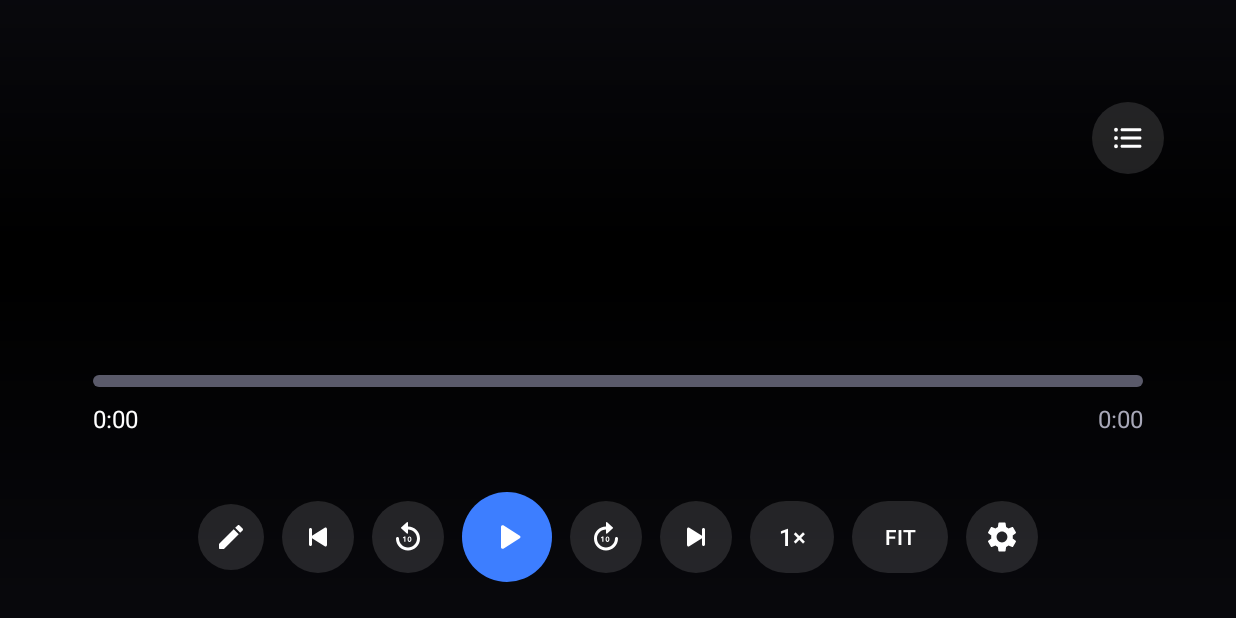
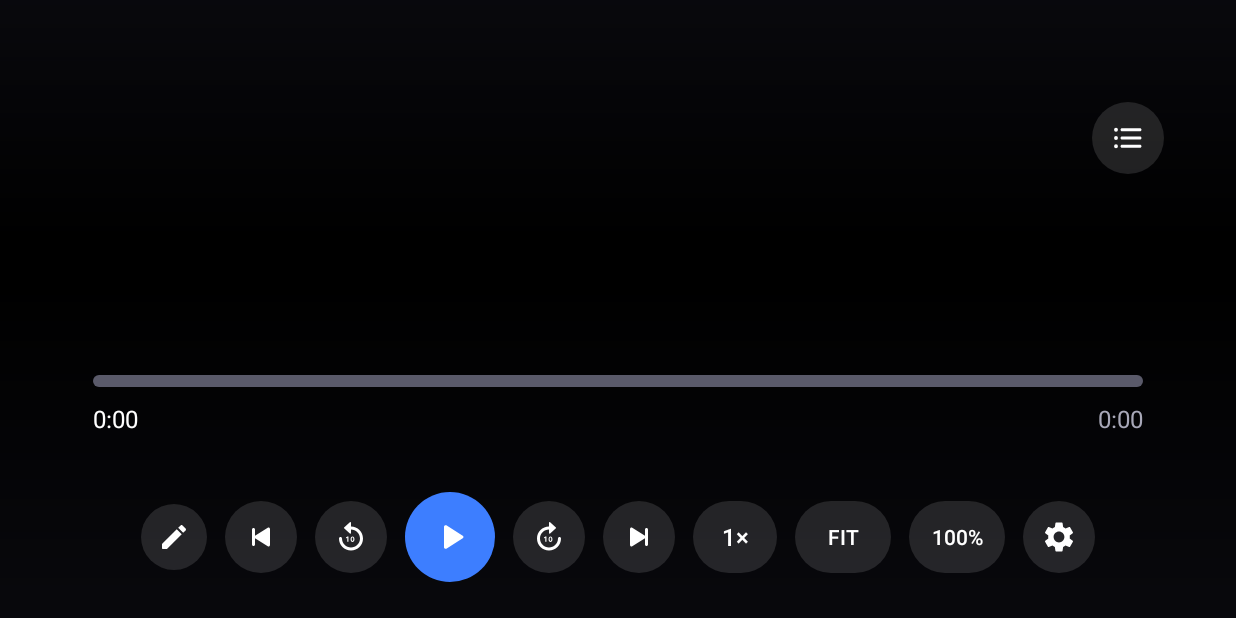
Before and after one commit to aidarmk-tech/ai, an Android app: the PlayerActivity screen opened directly, with no data from a screen before it, on a phone screen of 824 x 412 dp (held sideways). Run offline under Robolectric (Android 15) with nearby library versions, the phone set to English and light mode, and no system bars; our stand-ins replace Dagger/Hilt's generated code; libraries missing offline, so code that uses them is left out: org.videolan.libvlc; plain views replace VLCVideoLayout; pictures from the network do not load; 1 statement that could not run was skipped.

Commit message:
feat(iptv+audio): channel-number zapping and volume boost up to 200%
- IPTV: type a channel number on the remote → on-screen number overlay, then
  jump to that channel after a short pause (zapToChannel). Tracks the previous
  channel for a future last-channel toggle.
- Volume boost button cycles 100/125/150/200%: libVLC via software gain
  (setVolume 0–200), ExoPlayer via a LoudnessEnhancer audio effect (gain in mB
  from 20·log10(ratio)); released with the player/on VLC fallback. Re-applied
  after each media (re)load.

```diff
--- a/lampa-player-native/app/src/main/kotlin/com/lampplayer/tv/engine/VlcController.kt
+++ b/lampa-player-native/app/src/main/kotlin/com/lampplayer/tv/engine/VlcController.kt
@@ -166,6 +166,9 @@ class VlcController(
     override fun seekTo(ms: Long) { mediaPlayer.time = ms.coerceAtLeast(0) }
     override fun setRate(rate: Float) { mediaPlayer.rate = rate }
 
+    /** libVLC supports software gain up to 200% via the audio volume (0..200). */
+    fun setVolume(percent: Int) { runCatching { mediaPlayer.setVolume(percent.coerceIn(0, 200)) } }
+
     override fun audioTracks(): List<EngineTrack> =
         mediaPlayer.audioTracks?.map { EngineTrack(it.id, it.name) } ?: emptyList()
 
--- a/lampa-player-native/app/src/main/res/layout/activity_player.xml
+++ b/lampa-player-native/app/src/main/res/layout/activity_player.xml
@@ -291,6 +291,18 @@
                         android:contentDescription="Соотношение / зум"
                         android:focusable="true" android:layout_marginHorizontal="6dp" />
 
+                    <Button android:id="@+id/btn_volume"
+                        android:layout_width="wrap_content" android:layout_height="48dp"
+                        android:minWidth="64dp"
+                        android:paddingHorizontal="12dp"
+                        android:text="100%"
+                        android:textColor="@color/text_primary"
+                        android:textSize="14sp"
+                        android:textAllCaps="false"
+                        android:background="@drawable/bg_button"
+                        android:contentDescription="Громкость"
+                        android:focusable="true" android:layout_marginHorizontal="6dp" />
+
                     <ImageButton android:id="@+id/btn_settings"
                         android:layout_width="48dp" android:layout_height="48dp"
                         android:src="@drawable/ic_settings"
@@ -331,6 +343,24 @@
             android:textSize="48sp"
             android:fontFamily="sans-serif-medium" />
     </LinearLayout>
+
+    <!-- ═══ Channel-number zap overlay (IPTV: type a number on the remote) ═══ -->
+    <TextView
+        android:id="@+id/tv_zap_number"
+        android:layout_width="wrap_content"
+        android:layout_height="wrap_content"
+        android:layout_gravity="top|end"
+        android:layout_marginTop="120dp"
+        android:layout_marginEnd="@dimen/safe_margin"
+        android:background="@drawable/bg_channel_card"
+        android:textColor="@color/text_primary"
+        android:textSize="56sp"
+        android:fontFamily="sans-serif-medium"
+        android:minWidth="120dp"
+        android:gravity="center"
+        android:paddingHorizontal="28dp"
+        android:paddingVertical="12dp"
+        android:visibility="gone" />
 
     <!-- Skip Intro -->
     <Button android:id="@+id/btn_skip_intro"
```
Also changed, not shown: lampa-player-native/app/src/main/kotlin/com/lampplayer/tv/player/PlayerActivity.kt (+33 -1 lines), lampa-player-native/app/src/main/kotlin/com/lampplayer/tv/player/PlayerViewModel.kt (+59 -0 lines).
